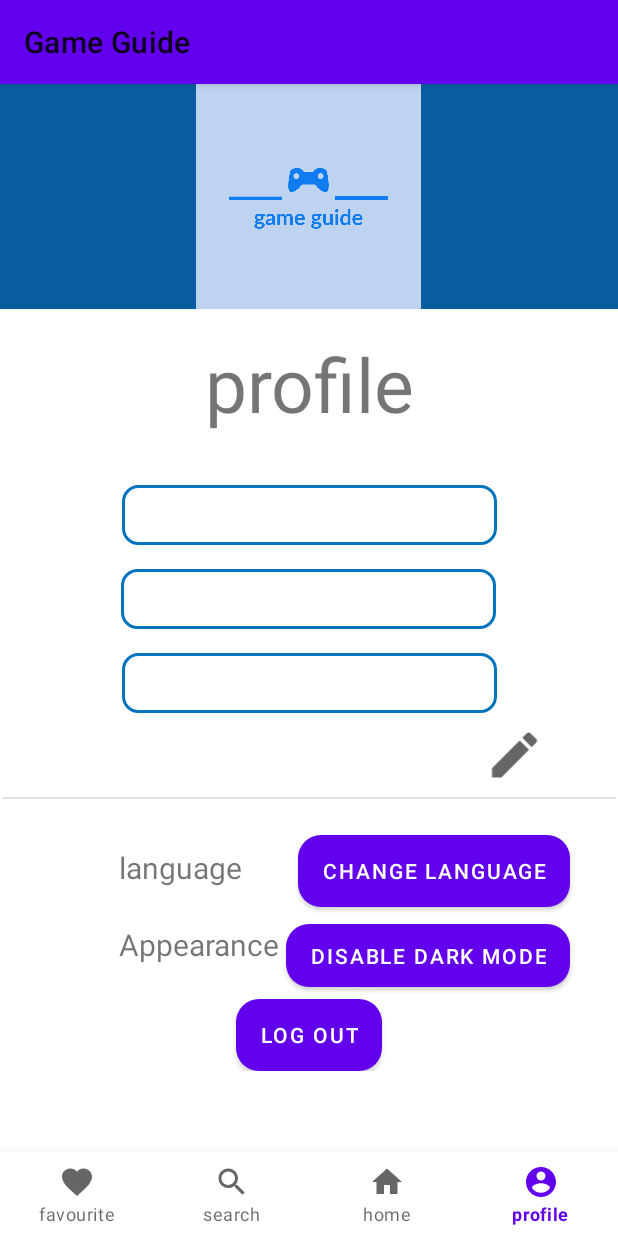
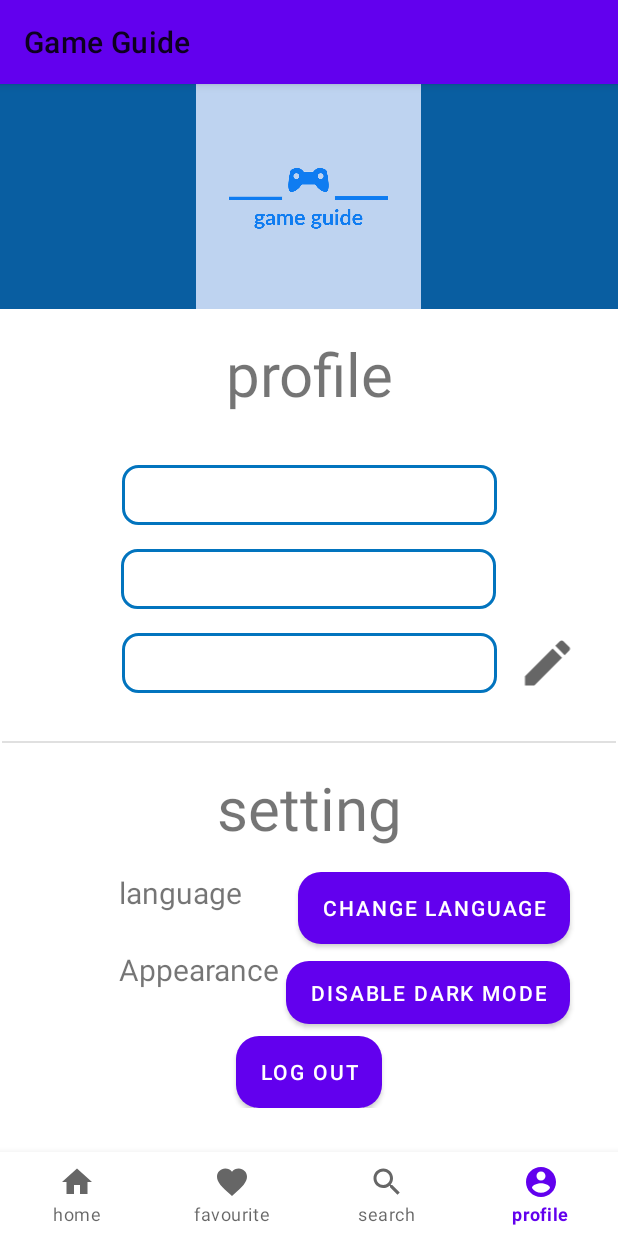
Before and after one commit to Tuwaiq-Jeddah-Kotlin-1/game-guide, an Android app: the ProfilePage screen opened through its navigation route, on a phone screen of 412 x 824 dp. Run offline under Robolectric (Android 15) with nearby library versions, the phone set to English and light mode, and no system bars; our stand-ins replace Firebase (no records; nobody signed in at launch, a user with empty details on screens opened directly), data binding, navigation-ui; 1 statement that could not run was skipped.

Commit message:
unit test in register validation + some changes in layout text size and drawable change

```diff
--- a/app/build.gradle
+++ b/app/build.gradle
@@ -71,6 +71,7 @@ dependencies {
     implementation 'com.squareup.retrofit2:converter-gson:2.9.0'
     implementation 'com.squareup.retrofit2:converter-scalars:2.9.0'
 
+
     // Coil
     implementation("io.coil-kt:coil:1.4.0")
     implementation 'androidx.databinding:databinding-runtime:4.1.3'
@@ -78,6 +79,8 @@ dependencies {
     testImplementation 'junit:junit:4.+'
     androidTestImplementation 'androidx.test.ext:junit:1.1.3'
     androidTestImplementation 'androidx.test.espresso:espresso-core:3.4.0'
+    testImplementation "com.google.truth:truth:1.0.1"
+
 
     //preference
     implementation("androidx.preference:preference-ktx:1.1.1")
--- a/app/src/main/res/layout/fragment_forget_password.xml
+++ b/app/src/main/res/layout/fragment_forget_password.xml
@@ -44,7 +44,7 @@
             android:gravity="center"
             android:text="@string/reset_tv_ResetPassword_in"
             android:textAlignment="center"
-            android:textSize="50sp"
+            android:textSize="40dp"
             app:layout_constraintEnd_toEndOf="parent"
             app:layout_constraintHorizontal_bias="0.5"
             app:layout_constraintStart_toStartOf="parent"
@@ -88,7 +88,7 @@
             android:layout_marginTop="8dp"
             android:text="@string/reset_tv_back_to_sign_in_page"
             android:textColor="#2196F3"
-            android:textSize="20dp"
+            android:textSize="14dp"
             android:textStyle="bold"
             app:layout_constraintEnd_toEndOf="parent"
             app:layout_constraintStart_toStartOf="parent"
--- a/app/src/main/res/layout/fragment_profile.xml
+++ b/app/src/main/res/layout/fragment_profile.xml
@@ -16,6 +16,19 @@
             android:layout_width="match_parent"
             android:layout_height="wrap_content"
             tools:context=".ProfilePage">
+
+            <TextView
+                android:id="@+id/tvProfile2"
+                android:layout_width="wrap_content"
+                android:layout_height="wrap_content"
+                android:layout_marginTop="16dp"
+                android:gravity="center"
+                android:text="setting"
+                android:textAlignment="center"
+                android:textSize="40dp"
+                app:layout_constraintEnd_toEndOf="parent"
+                app:layout_constraintStart_toStartOf="parent"
+                app:layout_constraintTop_toBottomOf="@+id/divider2" />
 
             <FrameLayout
                 android:id="@+id/profileFrameLayout"
@@ -42,7 +55,7 @@
                 android:gravity="center"
                 android:text="@string/pro_tv_profile"
                 android:textAlignment="center"
-            android:textSize="50dp"
+                android:textSize="40dp"
                 app:layout_constraintEnd_toEndOf="parent"
                 app:layout_constraintStart_toStartOf="parent"
                 app:layout_constraintTop_toBottomOf="@+id/profileFrameLayout" />
@@ -86,25 +99,24 @@
                 app:layout_constraintStart_toStartOf="parent"
                 app:layout_constraintTop_toBottomOf="@+id/tvProfilePhone" />
 
+
             <ImageView
                 android:id="@+id/btnProfileEdit"
                 android:layout_width="43dp"
                 android:layout_height="40dp"
-            android:layout_marginTop="8dp"
+                android:layout_marginStart="12dp"
+                android:layout_marginTop="16dp"
                 android:src="@drawable/ic_baseline_edit"
-            app:layout_constraintEnd_toEndOf="parent"
-            app:layout_constraintHorizontal_bias="0.872"
-            app:layout_constraintStart_toStartOf="parent"
-            app:layout_constraintTop_toBottomOf="@+id/tvProfileEmail" />
-
+                app:layout_constraintStart_toEndOf="@+id/tvProfileEmail"
+                app:layout_constraintTop_toBottomOf="@+id/tvProfilePhone" />
 
             <Button
                 android:id="@+id/btnProfileLogOut"
                 android:layout_width="wrap_content"
                 android:layout_height="wrap_content"
                 android:layout_marginTop="8dp"
+                android:background="@drawable/button_background"
                 android:text="@string/prof_btn_logOut"
-            android:background="@drawable/button_background"
                 app:layout_constraintEnd_toEndOf="parent"
                 app:layout_constraintHorizontal_bias="0.5"
                 app:layout_constraintStart_toStartOf="parent"
@@ -115,18 +127,18 @@
                 android:layout_width="wrap_content"
                 android:layout_height="wrap_content"
                 android:layout_marginStart="79dp"
-            android:layout_marginTop="32dp"
+                android:layout_marginTop="16dp"
                 android:text="@string/prof_tv_language"
                 android:textSize="20dp"
                 app:layout_constraintStart_toStartOf="parent"
-            app:layout_constraintTop_toBottomOf="@+id/divider2" />
+                app:layout_constraintTop_toBottomOf="@+id/tvProfile2" />
 
             <View
                 android:id="@+id/divider2"
                 android:layout_width="409dp"
                 android:layout_height="1dp"
                 android:layout_marginStart="1dp"
-            android:layout_marginTop="8dp"
+                android:layout_marginTop="32dp"
                 android:layout_marginEnd="1dp"
                 android:background="?android:attr/listDivider"
                 app:layout_constraintEnd_toEndOf="parent"
@@ -148,12 +160,12 @@
                 android:id="@+id/btnProfLanguage"
                 android:layout_width="wrap_content"
                 android:layout_height="wrap_content"
-            android:layout_marginTop="24dp"
+                android:layout_marginTop="16dp"
+                android:layout_marginEnd="32dp"
                 android:background="@drawable/button_background"
-            android:layout_marginEnd="32dp"
                 android:text="@string/prof_change_language"
                 app:layout_constraintEnd_toEndOf="parent"
-            app:layout_constraintTop_toBottomOf="@+id/divider2" />
+                app:layout_constraintTop_toBottomOf="@+id/tvProfile2" />
 
             <TextView
                 android:id="@+id/tvprofAppearance"
--- a/app/src/main/res/layout/fragment_registration.xml
+++ b/app/src/main/res/layout/fragment_registration.xml
@@ -45,7 +45,7 @@
             android:gravity="center"
             android:text="@string/register_tv_registration"
             android:textAlignment="center"
-            android:textSize="50dp"
+            android:textSize="40dp"
             app:layout_constraintEnd_toEndOf="parent"
             app:layout_constraintStart_toStartOf="parent"
             app:layout_constraintTop_toBottomOf="@+id/registrationFrameLayout" />
--- a/app/src/main/res/layout/fragment_sign_in.xml
+++ b/app/src/main/res/layout/fragment_sign_in.xml
@@ -41,7 +41,7 @@
             android:gravity="center"
             android:text="@string/singIn_tv_SignIn"
             android:textAlignment="center"
-            android:textSize="50sp"
+            android:textSize="40dp"
             app:layout_constraintEnd_toEndOf="parent"
             app:layout_constraintStart_toStartOf="parent"
             app:layout_constraintTop_toBottomOf="@+id/signInFrameLayout" />
--- a/app/src/main/res/menu/bottom_navigation.xml
+++ b/app/src/main/res/menu/bottom_navigation.xml
@@ -1,5 +1,10 @@
 <?xml version="1.0" encoding="utf-8"?>
 <menu xmlns:android="http://schemas.android.com/apk/res/android">
+
+
+    <item android:title="@string/menu_item_home"
+        android:id="@+id/homepage"
+        android:icon="@drawable/ic_baseline_home_24"/>
 
     <item android:title="@string/menu_item_favourite"
         android:id="@+id/favouritePage"
@@ -9,10 +14,6 @@
         android:id="@+id/searchPage"
          android:icon="@drawable/ic_baseline_search"/>
 
-    <item android:title="@string/menu_item_home"
-        android:id="@+id/homepage"
-        android:icon="@drawable/ic_baseline_home_24"/>
-
     <item android:title="@string/menu_item_profile"
         android:id="@+id/profileFragment"
         android:icon="@drawable/ic_baseline_account_circle_24"/>
```
Also changed, not shown: app/src/main/java/com/example/gameguide/Validation.kt (added, +24 -0 lines), app/src/main/java/com/example/gameguide/enternce/Registration.kt (+35 -37 lines), app/src/main/res/drawable/ic_baseline_arrow_back.xml (added, +11 -0 lines), app/src/main/res/drawable/ic_baseline_arrow_forward.xml (added, +11 -0 lines), app/src/main/res/layout/fragment_homepage.xml (+4 -3 lines), 1 other file. Lines whose indentation alone changed are shown as unchanged.
